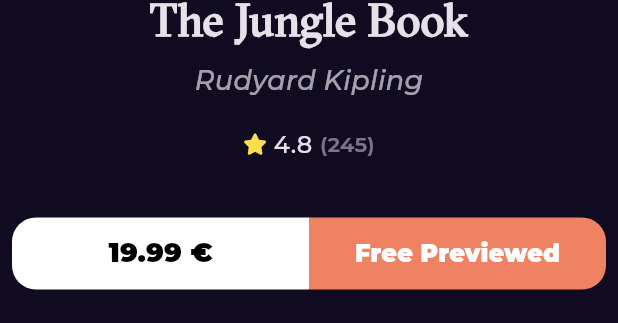
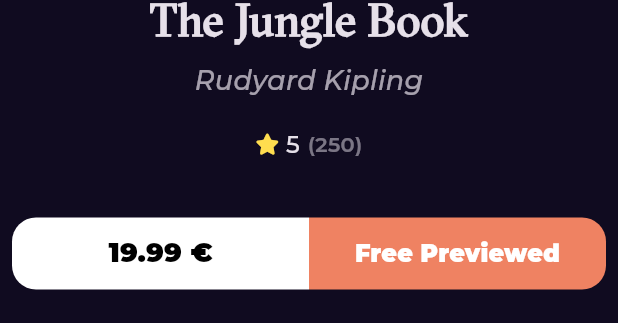
Before and after one commit to waleedelbahnacy/e_book, a Flutter app: the BookDetailsSection widget shown alone on an empty page, opened directly, on a phone screen of 412 x 824 dp. Shown: the part 647-970 px from the top of the screen. Run offline on Flutter 3.47's test engine with Material 3 defaults, Android fonts, the phone set to English and light mode, and no system bars; drawn by our look-alikes of cached_network_image; our stand-ins replace bloc, dartz, dio, equatable, flutter_bloc, font_awesome_flutter and 3 more; network calls fail; key blocks and very long unbroken strings in the code were emptied for the run.

```diff
--- a/lib/features/home/data/models/book_model/volume_info.dart
+++ b/lib/features/home/data/models/book_model/volume_info.dart
@@ -20,7 +20,7 @@ class VolumeInfo extends Equatable {
   final bool? allowAnonLogging;
   final String? contentVersion;
   final PanelizationSummary? panelizationSummary;
-  final ImageLinks imageLinks;
+  final ImageLinks? imageLinks;
   final String? language;
   final String? previewLink;
   final String? infoLink;
@@ -71,7 +71,8 @@ class VolumeInfo extends Equatable {
             ? null
             : PanelizationSummary.fromJson(
                 json['panelizationSummary'] as Map<String, dynamic>),
-        imageLinks: ImageLinks.fromJson(json['imageLinks'] as Map<String, dynamic>),
+        imageLinks: json['imageLinks'] ==null ? null :
+         ImageLinks.fromJson(json['imageLinks'] as Map<String, dynamic>),
         language: json['language'] as String?,
         previewLink: json['previewLink'] as String?,
         infoLink: json['infoLink'] as String?,
--- a/lib/features/home/data/repos/home_repo.dart
+++ b/lib/features/home/data/repos/home_repo.dart
@@ -6,4 +6,5 @@ abstract class HomeRepo
 {
   Future<Either<Failure, List<BookModel>>> fetchNewsetBooks();
   Future<Either<Failure, List<BookModel>>> fetchFeaturedBooks();
+   Future<Either<Failure, List<BookModel>>> fetchSimilarBooks({required String category});
 }
--- a/lib/features/home/presentation/manager/newset_books_cubit/newest_books_cubit.dart
+++ b/lib/features/home/presentation/manager/newset_books_cubit/newest_books_cubit.dart
@@ -10,7 +10,7 @@ class NewestBooksCubit extends Cubit<NewestBooksState> {
 
   Future<void> fetchNewestBooks() async {
     emit(NewestBooksLoading());
-    var result = await homeRepo.fetchFeaturedBooks();
+    var result = await homeRepo.fetchNewsetBooks();
     result.fold((failure) {
       emit(NewestBooksFailure(failure.errMessage));
     }, (books) {
--- a/lib/features/search/presentation/widgets/search_view_body.dart
+++ b/lib/features/search/presentation/widgets/search_view_body.dart
@@ -43,7 +43,8 @@ class SearchResultListView extends StatelessWidget {
         itemBuilder: (context, index) {
           return const Padding(
             padding: EdgeInsets.symmetric(vertical: 10),
-            child: BookListViewItem(),
+            // child: BookListViewItem(),
+            child: Text('data'),
           );
         });
   }
--- a/lib/main.dart
+++ b/lib/main.dart
@@ -32,8 +32,7 @@ class Bookly extends StatelessWidget {
           ),
               BlocProvider(create:(context)=> NewestBooksCubit(
                getIt.get<HomeRepoImpl>(),
-
-            ),
+            )..fetchNewestBooks(),
              )
       ],
       child: MaterialApp.router(
--- a/lib/views/widgets/book_rating.dart
+++ b/lib/views/widgets/book_rating.dart
@@ -5,9 +5,11 @@ import 'package:font_awesome_flutter/font_awesome_flutter.dart';
 
 class BookRating extends StatelessWidget {
   const BookRating(
-      {super.key, this.mainAxisAlignment = MainAxisAlignment.start});
+      {super.key, this.mainAxisAlignment = MainAxisAlignment.start, required this.rating, required this.count});
 
   final MainAxisAlignment mainAxisAlignment;
+  final int rating;
+  final int count;
   @override
   Widget build(BuildContext context) {
     return Row(
@@ -21,8 +23,8 @@ class BookRating extends StatelessWidget {
         const SizedBox(
           width: 6.3,
         ),
-        const Text(
-          '4.8',
+         Text(
+          rating.toString(),
           style: Styles.textStyle16,
         ),
         const SizedBox(
@@ -31,7 +33,7 @@ class BookRating extends StatelessWidget {
         Opacity(
           opacity: .5,
           child: Text(
-            '(245)',
+            '($count)',
             style: Styles.textStyle14.copyWith(
               fontWeight: FontWeight.w600,
             ),
--- a/lib/views/widgets/books_details_section.dart
+++ b/lib/views/widgets/books_details_section.dart
@@ -42,6 +42,8 @@ class BookDetailsSection extends StatelessWidget {
           height: 18,
         ),
         const BookRating(
+          rating: 5,
+          count: 250,
           mainAxisAlignment: MainAxisAlignment.center,
         ),
         const SizedBox(
--- a/lib/views/widgets/custom_book_image.dart
+++ b/lib/views/widgets/custom_book_image.dart
@@ -11,11 +11,12 @@ class CustomBookImage extends StatelessWidget {
     return ClipRRect(
       borderRadius: BorderRadius.circular(16),
       child: AspectRatio(
-        aspectRatio: 2.6 / 4,
+        aspectRatio: 2.6/ 4,
         child: CachedNetworkImage(
           fit: BoxFit.fill,
           imageUrl: imageUrl,
-          errorWidget: (context, url, error) => Icon(Icons.error,
+
+          errorWidget: (context, url, error) =>const Icon(Icons.error,
           ),
           ),
       ),
--- a/lib/views/widgets/featured_list_view.dart
+++ b/lib/views/widgets/featured_list_view.dart
@@ -27,7 +27,7 @@ class FeaturedBooksListView extends StatelessWidget {
     padding:const EdgeInsets.symmetric(horizontal: 8),
     child: CustomBookImage(
       imageUrl:
-      state.books[index].volumeInfo.imageLinks.thumbnail,
+      state.books[index].volumeInfo.imageLinks?.thumbnail ?? '',
     ),
   );
               }),
--- a/lib/views/widgets/home_view_body.dart
+++ b/lib/views/widgets/home_view_body.dart
@@ -17,6 +17,7 @@ class HomeViewBody extends StatelessWidget {
   @override
   Widget build(BuildContext context) {
     return CustomScrollView(
+      physics: const BouncingScrollPhysics(),
       slivers: [
         SliverToBoxAdapter(
           child: Column(
@@ -33,7 +34,7 @@ class HomeViewBody extends StatelessWidget {
               Padding(
                 padding: EdgeInsets.symmetric(horizontal: 30),
                 child: Text(
-                  'Best Seller',
+                  'Newest Books',
                   style: Styles.textStyle18,
                 ),
               ),
```
Also changed, not shown: lib/features/home/data/repos/home_repo_impl.dart (+34 -2 lines), lib/views/widgets/best_seller_list_view.dart (+31 -10 lines), lib/views/widgets/best_seller_list_view_item.dart (+10 -22 lines), lib/views/widgets/custom_error_widget.dart (+5 -2 lines).
